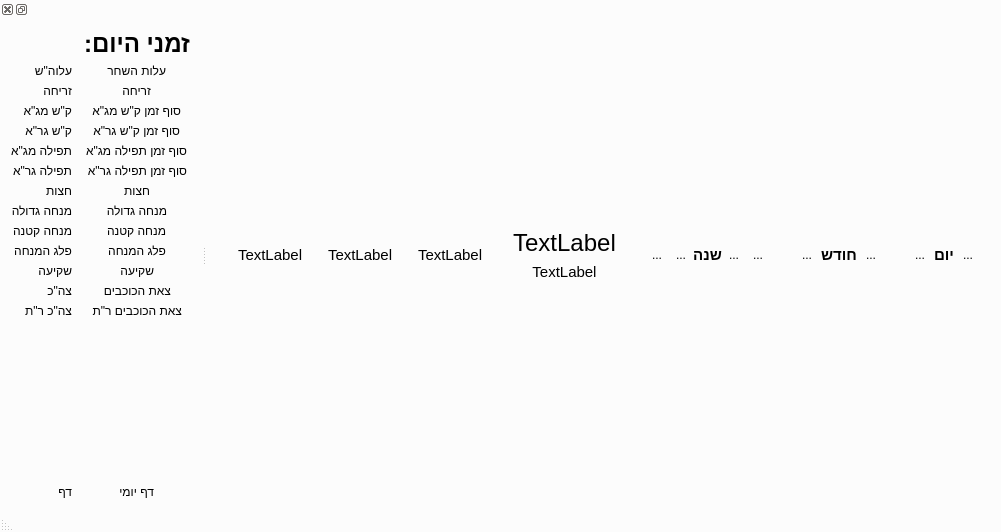
MosheWagner/luach, file mainwindow.ui: the form before one commit.
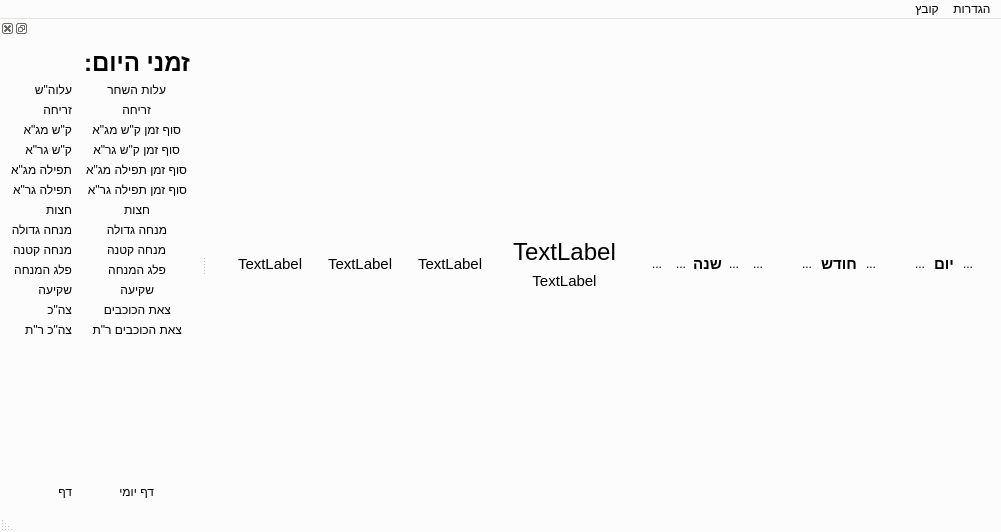
The form after the commit. Icons and pictures are not drawn.

What changed in the file:
```diff
--- a/mainwindow.ui
+++ b/mainwindow.ui
@@ -870,6 +870,29 @@
      <height>29</height>
     </rect>
    </property>
+   <property name="layoutDirection">
+    <enum>Qt::RightToLeft</enum>
+   </property>
+   <widget class="QMenu" name="menu">
+    <property name="layoutDirection">
+     <enum>Qt::RightToLeft</enum>
+    </property>
+    <property name="title">
+     <string>הגדרות</string>
+    </property>
+    <addaction name="changelocationaction"/>
+   </widget>
+   <widget class="QMenu" name="menu_2">
+    <property name="layoutDirection">
+     <enum>Qt::RightToLeft</enum>
+    </property>
+    <property name="title">
+     <string>קובץ</string>
+    </property>
+    <addaction name="exitaction"/>
+   </widget>
+   <addaction name="menu"/>
+   <addaction name="menu_2"/>
   </widget>
   <widget class="QStatusBar" name="statusBar"/>
   <widget class="QDockWidget" name="dockWidget">
```
Left out of the diff: 18 changed lines with no effect on the pictures.
